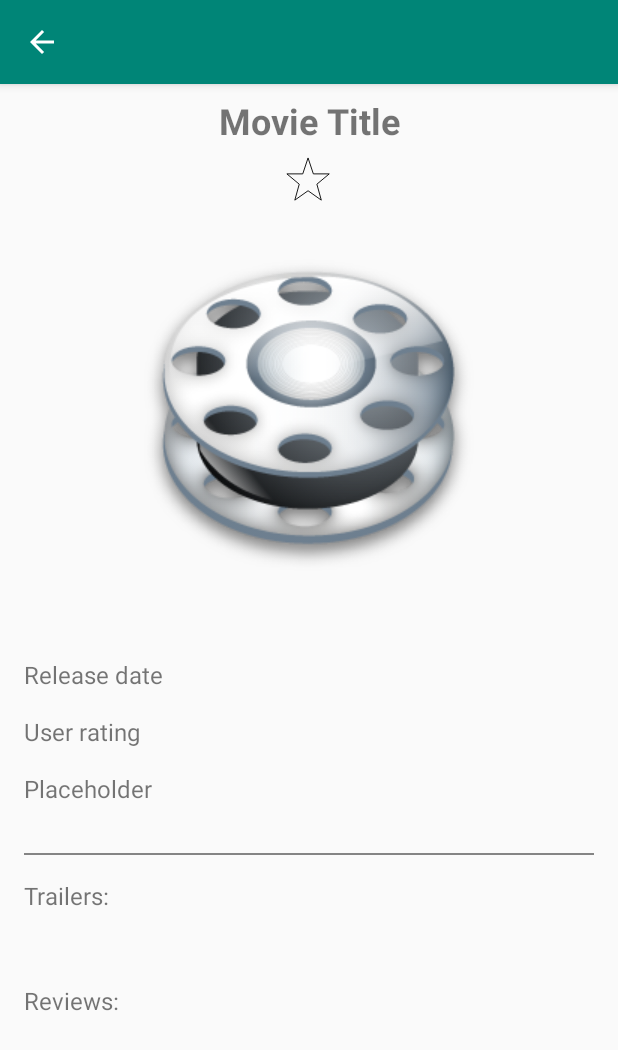
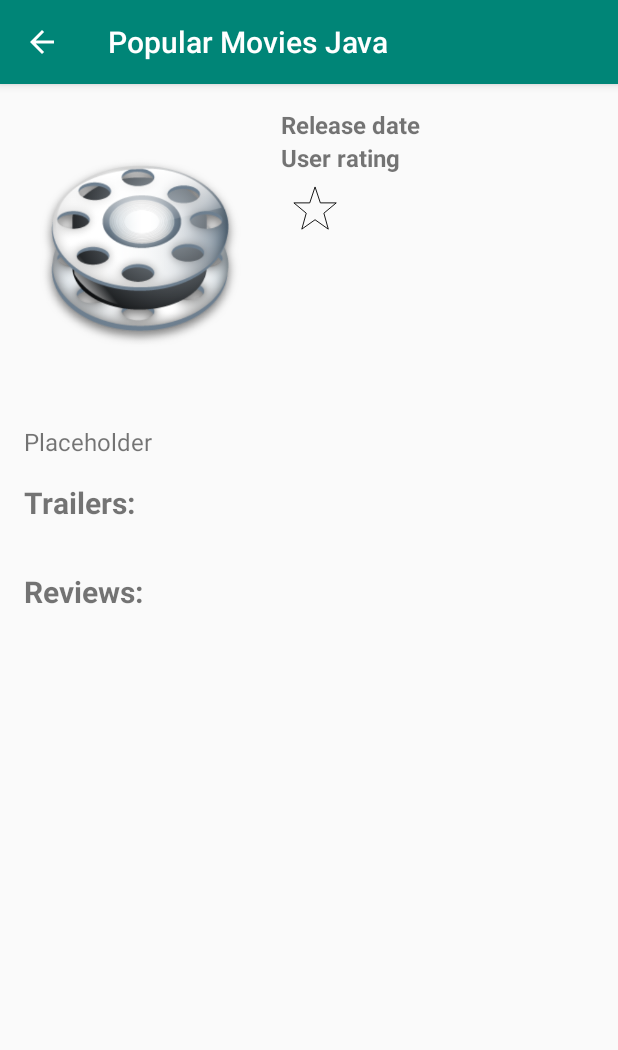
Before and after one commit to VargaJohanna/popular-movies, an Android app: the DetailActivity screen opened directly, with no data from a screen before it, on a phone screen of 412 x 824 dp. Shown: the top 1050 px of the screen. Run offline under Robolectric (Android 15) with nearby library versions, the phone set to English and light mode, and no system bars; our stand-ins replace Picasso, Room's generated code, data binding; pictures from the network do not load; 3 statements that could not run were skipped.

Commit message:
Refactor detail layout

```diff
--- a/app/build.gradle
+++ b/app/build.gradle
@@ -37,6 +37,7 @@ dependencies {
     annotationProcessor "android.arch.persistence.room:compiler:1.1.1"
     implementation "android.arch.lifecycle:extensions:1.1.1"
     annotationProcessor "android.arch.lifecycle:compiler:1.1.1"
+    implementation "com.android.support:cardview-v7:27.1.1"
 
 }
 
--- a/app/src/main/java/com/movies/popularmoviesjava/adapter/ReviewAdapter.java
+++ b/app/src/main/java/com/movies/popularmoviesjava/adapter/ReviewAdapter.java
@@ -29,6 +29,7 @@ public class ReviewAdapter extends RecyclerView.Adapter<ReviewAdapter.ReviewAdap
     @Override
     public void onBindViewHolder(@NonNull ReviewAdapterViewHolder holder, int position) {
         holder.reviewText.setText(reviewList.get(position).getReviewContent());
+        holder.reviewAuthor.setText(reviewList.get(position).getReviewAuthor());
     }
 
     @Override
@@ -38,10 +39,12 @@ public class ReviewAdapter extends RecyclerView.Adapter<ReviewAdapter.ReviewAdap
 
     public class ReviewAdapterViewHolder extends  RecyclerView.ViewHolder {
         final TextView reviewText;
+        final TextView reviewAuthor;
 
         public ReviewAdapterViewHolder(View itemView) {
             super(itemView);
             reviewText = itemView.findViewById(R.id.review_content_text);
+            reviewAuthor = itemView.findViewById(R.id.review_author);
         }
     }
 }
--- /dev/null
+++ b/app/src/main/res/drawable/rectangle.xml
@@ -0,0 +1,5 @@
+<?xml version="1.0" encoding="utf-8"?>
+<shape xmlns:android="http://schemas.android.com/apk/res/android"
+    android:shape="rectangle" >
+    <solid android:color="@color/colorPrimary" />
+</shape>
--- a/app/src/main/res/layout/activity_detail.xml
+++ b/app/src/main/res/layout/activity_detail.xml
@@ -1,108 +1,120 @@
 <?xml version="1.0" encoding="utf-8"?>
 <layout xmlns:android="http://schemas.android.com/apk/res/android"
+    xmlns:app="http://schemas.android.com/apk/res-auto"
     xmlns:tools="http://schemas.android.com/tools"
     tools:context=".activity.DetailActivity">
 
-    <ScrollView
+    <android.support.v4.widget.NestedScrollView
         android:layout_width="match_parent"
         android:layout_height="match_parent">
 
-        <LinearLayout
+        <android.support.constraint.ConstraintLayout
             android:layout_width="match_parent"
             android:layout_height="wrap_content"
             android:orientation="vertical">
-
-            <TextView
-                android:id="@+id/movie_title"
-                android:layout_width="match_parent"
-                android:layout_height="wrap_content"
-                android:layout_margin="8dp"
-                android:text="@string/movie_title"
-                android:textAlignment="center"
-                android:textSize="24sp"
-                android:textStyle="bold" />
 
             <ImageView
                 android:id="@+id/favourite_icon"
                 android:layout_width="30dp"
                 android:layout_height="30dp"
                 android:layout_gravity="center"
-                android:src="@drawable/ic_five_pointed_star" />
+                android:layout_marginStart="8dp"
+                android:layout_marginLeft="8dp"
+                android:layout_marginTop="8dp"
+                android:src="@drawable/ic_five_pointed_star"
+                app:layout_constraintStart_toStartOf="@+id/release_date"
+                app:layout_constraintTop_toBottomOf="@+id/user_rating" />
 
             <ImageView
                 android:id="@+id/thumbnail_image"
-                android:layout_width="wrap_content"
-                android:layout_height="wrap_content"
+                android:layout_width="155dp"
+                android:layout_height="195dp"
                 android:layout_gravity="center"
-                android:layout_marginLeft="16dp"
-                android:layout_marginTop="16dp"
-                android:layout_marginRight="16dp"
-                android:layout_marginBottom="16dp"
-                android:src="@drawable/tape" />
+                android:layout_margin="16dp"
+                android:layout_marginStart="8dp"
+                android:layout_marginLeft="8dp"
+                android:layout_marginTop="8dp"
+                android:src="@drawable/tape"
+                app:layout_constraintStart_toStartOf="parent"
+                app:layout_constraintTop_toTopOf="parent" />
 
             <TextView
                 android:id="@+id/release_date"
-                android:layout_width="match_parent"
+                android:layout_width="wrap_content"
                 android:layout_height="wrap_content"
                 android:layout_margin="16dp"
+                android:layout_marginStart="8dp"
+                android:layout_marginLeft="8dp"
+                android:layout_marginTop="8dp"
                 android:text="@string/release_date_placeholder"
-                android:textSize="16sp" />
+                android:textSize="16sp"
+                android:textStyle="bold"
+                app:layout_constraintStart_toEndOf="@+id/thumbnail_image"
+                app:layout_constraintTop_toTopOf="parent" />
 
             <TextView
                 android:id="@+id/user_rating"
-                android:layout_width="match_parent"
+                android:layout_width="wrap_content"
                 android:layout_height="wrap_content"
-                android:layout_marginLeft="16dp"
-                android:layout_marginRight="16dp"
                 android:text="@string/user_rating_placeholder"
-                android:textSize="16sp" />
+                android:textSize="16sp"
+                android:textStyle="bold"
+                app:layout_constraintStart_toStartOf="@+id/release_date"
+                app:layout_constraintTop_toBottomOf="@+id/release_date" />
 
             <TextView
                 android:id="@+id/synopsis"
                 android:layout_width="match_parent"
                 android:layout_height="wrap_content"
                 android:layout_margin="16dp"
+                android:layout_marginStart="8dp"
+                android:layout_marginLeft="8dp"
                 android:text="@string/placeholder"
-                android:textSize="16sp" />
-
-            <View
-                android:layout_width="match_parent"
-                android:layout_height="1dp"
-                android:layout_gravity="center"
-                android:layout_margin="16dp"
-                android:layout_marginTop="100sp"
-                android:background="#848484" />
+                android:textSize="16sp"
+                app:layout_constraintStart_toStartOf="parent"
+                app:layout_constraintTop_toBottomOf="@+id/thumbnail_image" />
 
             <TextView
-                android:layout_width="match_parent"
+                android:id="@+id/textView"
+                android:layout_width="wrap_content"
                 android:layout_height="wrap_content"
                 android:layout_marginLeft="16dp"
-                android:layout_marginRight="16dp"
-                android:layout_marginBottom="16dp"
+                android:layout_marginTop="16dp"
                 android:text="@string/trailers_list_title"
-                android:textSize="16sp" />
+                android:textSize="20sp"
+                android:textStyle="bold"
+                app:layout_constraintStart_toStartOf="parent"
+                app:layout_constraintTop_toBottomOf="@+id/synopsis" />
 
             <android.support.v7.widget.RecyclerView
                 android:id="@+id/recycler_view_trailer"
+                android:nestedScrollingEnabled="false"
                 android:layout_width="match_parent"
                 android:layout_height="wrap_content"
-                android:layout_margin="16dp"></android.support.v7.widget.RecyclerView>
+                android:layout_margin="16dp"
+                app:layout_constraintStart_toStartOf="@+id/textView"
+                app:layout_constraintTop_toBottomOf="@+id/textView" />
 
             <TextView
                 android:id="@+id/review_list_title"
-                android:layout_width="match_parent"
+                android:layout_width="wrap_content"
                 android:layout_height="wrap_content"
-                android:layout_marginLeft="16dp"
-                android:layout_marginRight="16dp"
-                android:layout_marginBottom="16dp"
                 android:text="@string/reviews_list_title"
-                android:textSize="16sp" />
+                android:textSize="20sp"
+                android:textStyle="bold"
+                android:layout_marginTop="16dp"
+                app:layout_constraintStart_toStartOf="@+id/textView"
+                app:layout_constraintTop_toBottomOf="@+id/recycler_view_trailer" />
 
             <android.support.v7.widget.RecyclerView
                 android:id="@+id/recycler_view_reviews"
+                android:nestedScrollingEnabled="false"
                 android:layout_width="match_parent"
                 android:layout_height="wrap_content"
-                android:layout_margin="16dp"></android.support.v7.widget.RecyclerView>
+                android:layout_margin="16dp"
+                android:paddingBottom="16dp"
+                app:layout_constraintStart_toStartOf="@+id/textView"
+                app:layout_constraintTop_toBottomOf="@+id/review_list_title" />
 
             <ProgressBar
                 android:id="@+id/progress_bar_details"
@@ -114,6 +126,6 @@
                 android:foregroundGravity="center"
                 android:visibility="invisible" />
 
-        </LinearLayout>
-    </ScrollView>
+        </android.support.constraint.ConstraintLayout>
+    </android.support.v4.widget.NestedScrollView>
 </layout>
--- a/app/src/main/res/values/strings.xml
+++ b/app/src/main/res/values/strings.xml
@@ -18,4 +18,7 @@
     <string name="my_favourites_title">My Favourites</string>
     <string name="no_internet_message">Something went wrong. Check your internet connection…</string>
     <string name="reviews_list_title">Reviews:</string>
+    <string name="author_label">From:</string>
+    <string name="author_name_placeholder">author name</string>
+    <string name="review_placeholder">review</string>
 </resources>
```
Also changed, not shown: app/src/main/java/com/movies/popularmoviesjava/activity/DetailActivity.java (+18 -6 lines), app/src/main/java/com/movies/popularmoviesjava/database/MovieEntry.java (+16 -2 lines), app/src/main/java/com/movies/popularmoviesjava/model/Review.java (+9 -1 lines), app/src/main/java/com/movies/popularmoviesjava/viewmodels/DetailsViewModel.java (+5 -4 lines), app/src/main/res/layout/row_review.xml (+48 -9 lines), app/src/main/res/layout/row_trailer.xml (+23 -10 lines).
